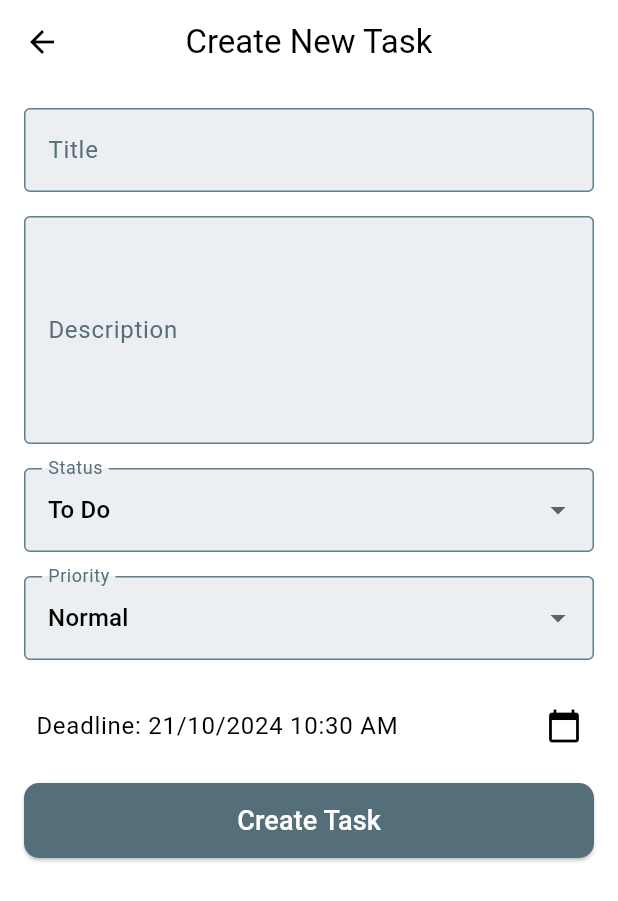
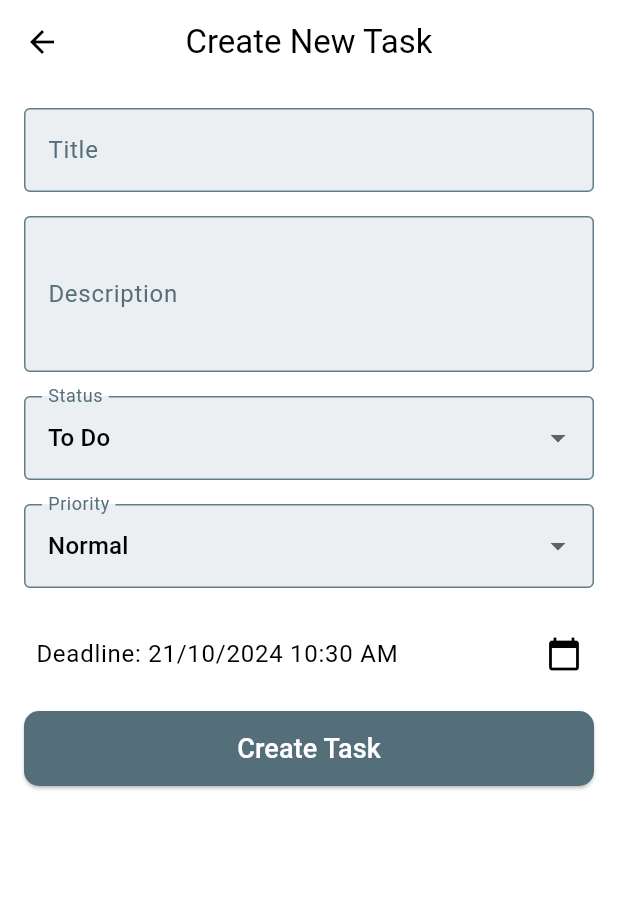
Before and after one commit to hadyawny/flutter_tasks_app, a Flutter app: the AddTaskScreen screen opened by its route, on a phone screen of 412 x 824 dp. Shown: the top 901 px of the screen. Run offline on Flutter 3.47's test engine with Material 3 defaults, Android fonts, the phone set to English and light mode, and no system bars; our stand-ins replace awesome_notifications, fl_chart, flutter_bloc, google_fonts, google_nav_bar, hive and 2 more; accounts and stored records are empty.

```diff
--- a/lib/cubit/task_state.dart
+++ b/lib/cubit/task_state.dart
@@ -1,5 +1,6 @@
 import '../data/models/task_model.dart';
 
+// task cubit states
 abstract class TaskState {}
 
 class TaskInitial extends TaskState {}
--- a/lib/cubit/theme_cubit.dart
+++ b/lib/cubit/theme_cubit.dart
@@ -3,6 +3,7 @@ import 'package:flutter_tasks_app/utils/theme_manager.dart';
 
 class ThemeCubit extends Cubit<bool> {
   ThemeCubit({required bool initialMode}) : super(initialMode);
+
 
   bool get isDarkMode => state;
 
--- a/lib/data/local/hive/hive_service.dart
+++ b/lib/data/local/hive/hive_service.dart
@@ -1,14 +1,18 @@
 import 'package:flutter_tasks_app/data/models/task_model.dart';
-import 'package:hive/hive.dart';
 import 'package:hive_flutter/hive_flutter.dart';
 
 class HiveService {
+
+  // Initialize Hive and open the 'tasks' box
+
   Future<void> initHive() async {
     await Hive.initFlutter();
     Hive.registerAdapter(TaskAdapter());
     await Hive.openBox<Task>('tasks');
   }
 
+  // Get the instance of the 'tasks' box
+
   Box<Task> getTasksBox() {
     return Hive.box<Task>('tasks');
   }
--- a/lib/data/models/task_model.dart
+++ b/lib/data/models/task_model.dart
@@ -11,7 +11,7 @@ class Task extends HiveObject {
   String description;
 
   @HiveField(2)
-  String status; // "toDo", "inProgress", "completed"
+  String status; // "To Do", "In Progress", "Completed" , "Overdue"
 
   @HiveField(3)
   DateTime deadline;
--- a/lib/presentation/components/nav_bar.dart
+++ b/lib/presentation/components/nav_bar.dart
@@ -16,7 +16,7 @@ class NavBar extends StatelessWidget {
     return Container(
       decoration: BoxDecoration(
         color: Colors.black, // Background color
-        borderRadius: BorderRadius.vertical(top: Radius.circular(30.0)),
+        borderRadius: const BorderRadius.vertical(top: Radius.circular(30.0)),
 
         // Rounded top edges
         boxShadow: [
@@ -24,7 +24,7 @@ class NavBar extends StatelessWidget {
             color: Colors.black.withOpacity(0.5),
             blurRadius: 5.0,
             spreadRadius: 2.0,
-            offset: Offset(0, 2), // Position of the shadow
+            offset: const Offset(0, 2), // Position of the shadow
           ),
         ],
       ),
--- a/lib/presentation/screens/add_task_screen.dart
+++ b/lib/presentation/screens/add_task_screen.dart
@@ -19,10 +19,9 @@ class _AddTaskScreenState extends State<AddTaskScreen> {
   // Task details
   String title = '';
   String description = '';
-  String status = 'To Do'; // Default status
-  String priority = 'Normal'; // Default priority
-  DateTime deadline =
-      DateTime.now().add(const Duration(days: 1)); // Default Deadline
+  String status = 'To Do';
+  String priority = 'Normal';
+  DateTime deadline = DateTime.now().add(const Duration(days: 1));
 
   // Helper function to show date picker
   Future<void> selectDeadline(BuildContext context) async {
@@ -116,8 +115,7 @@ class _AddTaskScreenState extends State<AddTaskScreen> {
                   decoration: const InputDecoration(
                     labelText: 'Description',
                   ),
-                  maxLines: 5, // Increases the size of the text box
-
+                  maxLines: 3,
                   onSaved: (value) {
                     description = value!;
                   },
@@ -188,9 +186,9 @@ class _AddTaskScreenState extends State<AddTaskScreen> {
                   child: ElevatedButton(
                     style: ElevatedButton.styleFrom(
                       backgroundColor: theme
-                          .colorScheme.secondary, // Button background color
+                          .colorScheme.secondary,
                       foregroundColor:
-                          theme.colorScheme.onSecondary, // Button text color
+                          theme.colorScheme.onSecondary,
                       padding: const EdgeInsets.symmetric(vertical: 12),
                       shape: RoundedRectangleBorder(
                         borderRadius: BorderRadius.circular(10),
--- a/lib/presentation/screens/tabs/home_tab.dart
+++ b/lib/presentation/screens/tabs/home_tab.dart
@@ -160,7 +160,7 @@ class _HomeTabState extends State<HomeTab> {
         onPressed: () {
           Navigator.pushNamed(context, 'addTask');
         },
-        shape: CircleBorder(),
+        shape: const CircleBorder(),
         backgroundColor: theme.brightness == Brightness.light
             ? Colors.grey.shade600 // Softer color for light mode
             : theme.colorScheme.secondary, // Keep dark mode consistent
--- a/lib/presentation/screens/tabs/settings_tab.dart
+++ b/lib/presentation/screens/tabs/settings_tab.dart
@@ -4,6 +4,8 @@ import 'package:flutter_tasks_app/cubit/theme_cubit.dart';
 import 'package:google_fonts/google_fonts.dart';
 
 class SettingsTab extends StatelessWidget {
+  const SettingsTab({super.key});
+
   @override
   Widget build(BuildContext context) {
     return Scaffold(
@@ -16,7 +18,7 @@ class SettingsTab extends StatelessWidget {
       body: SwitchListTile(
         title: Text(
           'Dark Mode',
-          style: GoogleFonts.dmSerifText(),
+          style: GoogleFonts.dmSerifText(fontSize: 20),
         ),
         value: context.watch<ThemeCubit>().isDarkMode,
         onChanged: (value) {
--- a/lib/presentation/screens/view_task_screen.dart
+++ b/lib/presentation/screens/view_task_screen.dart
@@ -12,6 +12,7 @@ class ViewTaskScreen extends StatefulWidget {
   const ViewTaskScreen({super.key, required this.task, required this.index});
 
   @override
+  // ignore: library_private_types_in_public_api
   _ViewTaskScreenState createState() => _ViewTaskScreenState();
 }
 
@@ -202,9 +203,9 @@ class _ViewTaskScreenState extends State<ViewTaskScreen> {
                   child: ElevatedButton(
                     style: ElevatedButton.styleFrom(
                       backgroundColor: theme
-                          .colorScheme.secondary, // Button background color
+                          .colorScheme.secondary,
                       foregroundColor:
-                          theme.colorScheme.onSecondary, // Button text color
+                          theme.colorScheme.onSecondary,
                       padding: const EdgeInsets.symmetric(vertical: 12),
                       shape: RoundedRectangleBorder(
                         borderRadius: BorderRadius.circular(10),
```
Also changed, not shown: lib/cubit/task_cubit.dart (+35 -42 lines), lib/data/local/task_repository.dart (+12 -0 lines), lib/main.dart (+12 -4 lines), lib/presentation/components/animated_counter.dart (+7 -2 lines), lib/presentation/components/task_item.dart (+4 -4 lines), lib/presentation/screens/home_screen.dart (+6 -1 lines), lib/utils/theme_manager.dart (+6 -1 lines).
